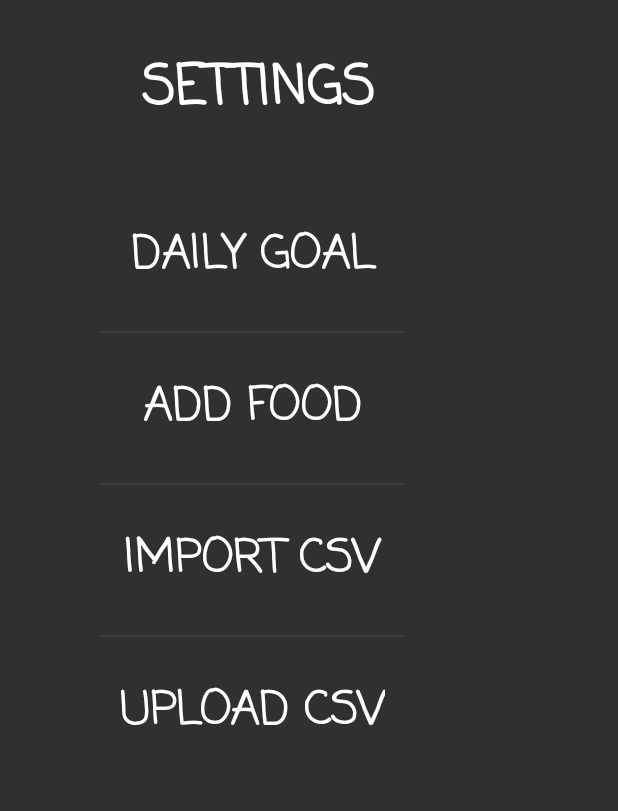
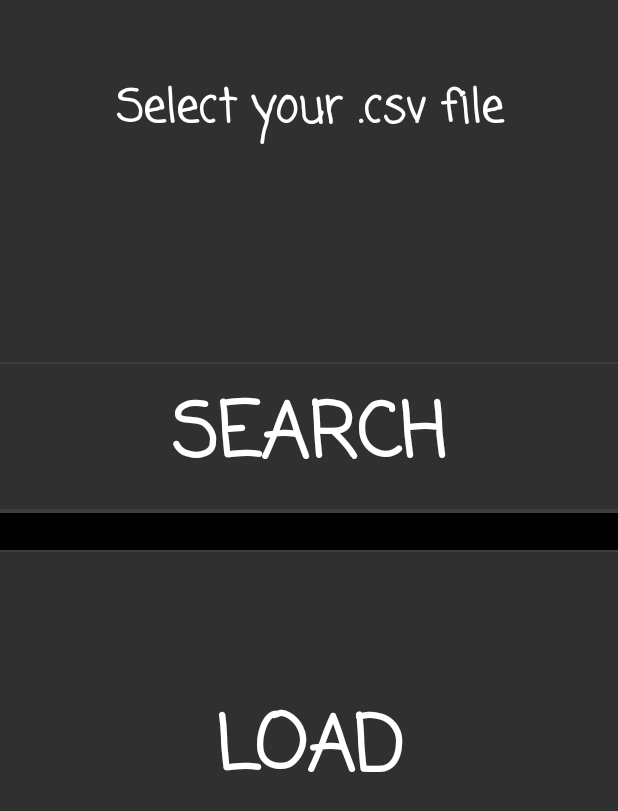
Before and after one commit to cubouyaka/Coach-Nutrition-Project, an Android app: the AllSettings screen opened directly, with no data from a screen before it, after a tap on "IMPORT CSV", on a phone screen of 412 x 824 dp. Shown: the top 811 px of the screen. Run offline under Robolectric (Android 15) with nearby library versions, the phone set to English and light mode, and no system bars.

Commit message:
.csv importation fully implemented

```diff
--- a/app/src/main/AndroidManifest.xml
+++ b/app/src/main/AndroidManifest.xml
@@ -1,6 +1,8 @@
 <?xml version="1.0" encoding="utf-8"?>
 <manifest xmlns:android="http://schemas.android.com/apk/res/android"
     package="com.oc.rss.coach_nutrition_project">
+
+    <uses-permission android:name="android.permission.READ_EXTERNAL_STORAGE" />
 
     <application
         android:allowBackup="true"
@@ -27,7 +29,9 @@
         <activity android:name=".settings" />
         <activity android:name=".AllSettings" />
         <activity android:name=".GetDate" />
-        <activity android:name=".CalorieManager"></activity>
+        <activity android:name=".CalorieManager" />
+        <activity android:name=".SearchFile"></activity>
+
     </application>
 
 </manifest>
--- a/app/src/main/java/com/oc/rss/coach_nutrition_project/AllSettings.java
+++ b/app/src/main/java/com/oc/rss/coach_nutrition_project/AllSettings.java
@@ -27,7 +27,7 @@ public class AllSettings extends AppCompatActivity {
 
     public void onClickImportCSV (View v) {
 
-        Intent intent = new Intent (this, AllSettings.class);
+        Intent intent = new Intent (this, SearchFile.class);
         startActivity (intent);
     }
 
--- /dev/null
+++ b/app/src/main/java/com/oc/rss/coach_nutrition_project/SearchFile.java
@@ -0,0 +1,105 @@
+package com.oc.rss.coach_nutrition_project;
+
+import android.app.Dialog;
+import android.content.ContentResolver;
+import android.content.ContentValues;
+import android.content.DialogInterface;
+import android.net.Uri;
+import android.os.Environment;
+import android.support.v4.widget.TextViewCompat;
+import android.support.v7.app.AlertDialog;
+import android.support.v7.app.AppCompatActivity;
+import android.os.Bundle;
+import android.util.Log;
+import android.view.View;
+import android.widget.TextView;
+import android.widget.Toast;
+
+import java.io.BufferedReader;
+import java.io.File;
+import java.io.FileReader;
+import java.io.FilenameFilter;
+import java.io.IOException;
+
+import static com.oc.rss.coach_nutrition_project.R.id.text;
+
+public class SearchFile extends AppCompatActivity {
+
+    private FileDialog fileDialog;
+    private File csvFile;
+    private TextView path;
+    private String authority;
+
+    @Override
+    protected void onCreate(Bundle savedInstanceState) {
+
+        authority = getResources().getString(R.string.authority);
+        super.onCreate(savedInstanceState);
+        setContentView (R.layout.activity_search_file);
+        path = (TextView) findViewById (R.id.pathFile);
+    }
+
+    // Load the csv File in the SQL base
+    public void loadFile (View v) {
+
+        if (csvFile == null) {
+
+            Toast.makeText(this, "You need to select a file before", Toast.LENGTH_LONG).show();
+            return;
+        }
+
+        //Read text from file
+        StringBuilder text = new StringBuilder();
+
+        try {
+
+            BufferedReader br = new BufferedReader (new FileReader(csvFile));
+            String line;
+
+            while ((line = br.readLine()) != null) {
+
+                // Load csv in database ([0] : Name, [1] : Calories)
+                String datas[] = line.split (",");
+
+                ContentValues values = new ContentValues();
+                values.put("Name",   datas[0]);
+                values.put("Calorie",datas[1]);
+
+
+                ContentResolver resolver = getContentResolver();
+                Uri.Builder builder = new Uri.Builder();
+                builder.scheme("content").authority(authority).appendPath("food");
+                Uri uri = builder.build();
+                resolver.insert(uri,values);
+
+                text.append(line);
+                text.append('\n');
+            }
+
+            br.close();
+
+            Toast.makeText(this, "Database filled with new datas", Toast.LENGTH_LONG).show();
+
+        } catch (IOException e) {}
+    }
+
+    // Open the file dialog to let the user select the .csv file
+    public void searchFile (View v) {
+
+        File mPath = new File(Environment.getExternalStorageDirectory() + "//DIR//");
+
+        // Search a csv file in the dialog
+        fileDialog = new FileDialog(this, mPath, ".csv");
+
+        fileDialog.addFileListener(new FileDialog.FileSelectedListener() {
+
+            public void fileSelected(File file) {
+
+                csvFile = file;
+                path.setText (file.toString ());
+            }
+        });
+
+        fileDialog.showDialog();
+    }
+}
--- /dev/null
+++ b/app/src/main/res/layout/activity_search_file.xml
@@ -0,0 +1,137 @@
+<?xml version="1.0" encoding="utf-8"?>
+<android.support.constraint.ConstraintLayout xmlns:android="http://schemas.android.com/apk/res/android"
+    xmlns:app="http://schemas.android.com/apk/res-auto"
+    xmlns:tools="http://schemas.android.com/tools"
+    android:layout_width="match_parent"
+    android:layout_height="match_parent"
+    tools:context="com.oc.rss.coach_nutrition_project.SearchFile">
+
+    <LinearLayout
+        android:layout_width="match_parent"
+        android:layout_height="match_parent"
+        android:orientation="vertical"
+        tools:layout_editor_absoluteX="8dp"
+        tools:layout_editor_absoluteY="8dp"
+        android:weightSum="1">
+
+        <LinearLayout
+            android:layout_width="match_parent"
+            android:layout_height="50dp"
+            android:orientation="horizontal">
+
+        </LinearLayout>
+
+        <LinearLayout
+            android:layout_width="match_parent"
+            android:layout_height="161dp"
+            android:orientation="horizontal">
+
+            <TextView
+                android:id="@+id/welcome"
+                android:layout_width="wrap_content"
+                android:layout_height="wrap_content"
+                android:layout_weight="1"
+                android:ems="10"
+                android:fontFamily="casual"
+                android:inputType="textPersonName"
+                android:text="@string/selectFile"
+                android:textAlignment="center"
+                android:textAllCaps="true"
+                android:textColor="@android:color/background_light"
+                android:textSize="30sp"
+                android:textStyle="bold" />
+        </LinearLayout>
+
+        <LinearLayout
+            android:layout_width="match_parent"
+            android:layout_height="30dp"
+            android:orientation="vertical"></LinearLayout>
+
+        <LinearLayout
+            android:layout_width="match_parent"
+            android:layout_height="1dp"
+            android:background="@color/colorSpace"
+            android:orientation="vertical"></LinearLayout>
+
+        <LinearLayout
+            android:layout_width="match_parent"
+            android:layout_height="wrap_content"
+            android:orientation="horizontal">
+
+            <Button
+                android:id="@+id/search"
+                style="@style/Widget.AppCompat.Button.Borderless"
+                android:layout_width="match_parent"
+                android:layout_height="wrap_content"
+                android:layout_weight="1"
+                android:backgroundTint="@color/colorButton"
+                android:fontFamily="casual"
+                android:onClick="searchFile"
+                android:text="@string/search"
+                android:textColor="@android:color/background_light"
+                android:textSize="50sp"
+                android:textStyle="bold" />
+        </LinearLayout>
+
+        <LinearLayout
+            android:layout_width="match_parent"
+            android:layout_height="1dp"
+            android:background="@color/colorSpace"
+            android:orientation="vertical"></LinearLayout>
+
+        <LinearLayout
+            android:layout_width="match_parent"
+            android:layout_height="1dp"
+            android:background="@color/colorSpace"
+            android:orientation="vertical"></LinearLayout>
+
+        <LinearLayout
+            android:layout_width="match_parent"
+            android:layout_height="wrap_content"
+            android:orientation="horizontal">
+
+            <TextView
+                android:id="@+id/pathFile"
+                android:layout_width="wrap_content"
+                android:layout_height="wrap_content"
+                android:layout_weight="1"
+                android:text=""
+                android:background="@color/black"
+                android:textAlignment="center"
+                android:textSize="18sp" />
+        </LinearLayout>
+
+        <LinearLayout
+            android:layout_width="match_parent"
+            android:layout_height="1dp"
+            android:background="@color/colorSpace"
+            android:orientation="vertical"></LinearLayout>
+
+        <LinearLayout
+            android:layout_width="match_parent"
+            android:layout_height="83dp"
+            android:orientation="vertical"></LinearLayout>
+
+        <LinearLayout
+            android:layout_width="match_parent"
+            android:layout_height="255dp"
+            android:orientation="horizontal">
+
+            <Button
+                android:id="@+id/load"
+                style="@style/Widget.AppCompat.Button.Borderless"
+                android:layout_width="match_parent"
+                android:layout_height="wrap_content"
+                android:layout_weight="1"
+                android:backgroundTint="@color/colorButton"
+                android:fontFamily="casual"
+                android:onClick="loadFile"
+                android:text="@string/load"
+                android:textColor="@android:color/background_light"
+                android:textSize="50sp"
+                android:textStyle="bold" />
+
+        </LinearLayout>
+
+    </LinearLayout>
+</android.support.constraint.ConstraintLayout>
--- a/app/src/main/res/values/colors.xml
+++ b/app/src/main/res/values/colors.xml
@@ -1,5 +1,6 @@
 <?xml version="1.0" encoding="utf-8"?>
 <resources>
+    <color name="black">#000000</color>
     <color name="colorPrimary">#262c33</color>
     <color name="colorPrimaryDark">#c0392b</color>
     <color name="colorAccent">#e59866 </color>
--- a/app/src/main/res/values/strings.xml
+++ b/app/src/main/res/values/strings.xml
@@ -20,5 +20,7 @@
     <string name="chooseFood">Choose your meal</string>
     <string name="quantity">Quantity</string>
     <string name="totalCalorie">Total calories:</string>
-
+    <string name="selectFile">Select your .csv file</string>
+    <string name="search">Search</string>
+    <string name="load">Load</string>
 </resources>
```
Also changed, not shown: app/src/main/java/com/oc/rss/coach_nutrition_project/FileDialog.java (added, +185 -0 lines).
